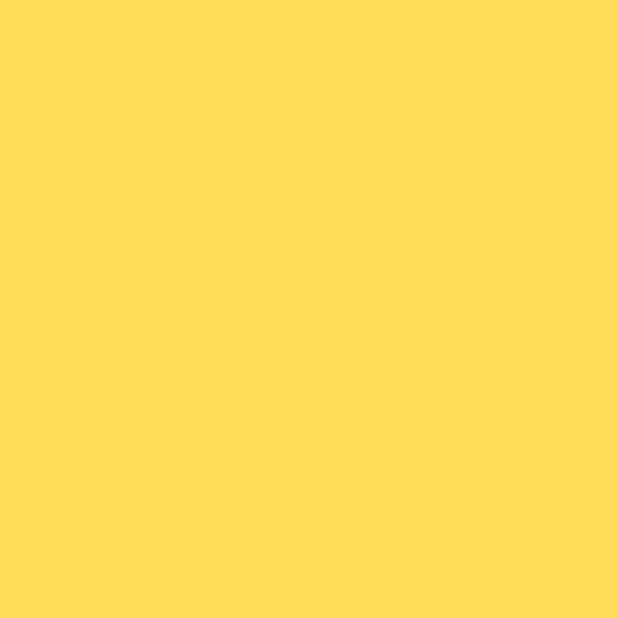
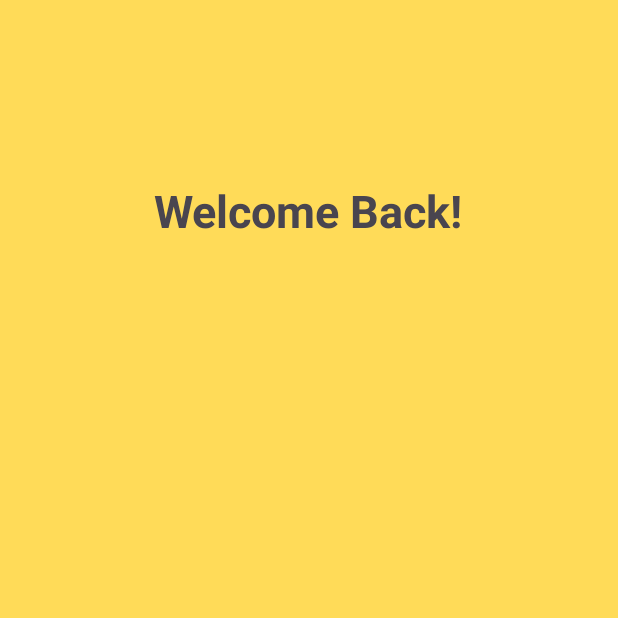
Before and after one commit to Cybertron-Ant/Login_Signup_Page, an Android app: the screen it shows after launch (MainActivity), on a phone screen of 412 x 824 dp, the top half of it. Before the commit the part shown is empty. Run offline under Robolectric (Android 15) with nearby library versions, the phone set to English and light mode, and no system bars.

Commit message:
add TextView for welcoming back with style and alignment

```diff
--- a/app/src/main/res/layout/activity_main.xml
+++ b/app/src/main/res/layout/activity_main.xml
@@ -8,5 +8,17 @@
     tools:context=".MainActivity">
 
 
+    <TextView
+        android:id="@+id/WelcomeBacktv"
+        android:layout_width="wrap_content"
+        android:layout_height="wrap_content"
+        android:text="@string/welcome_back"
+        android:textStyle="bold"
+        android:textSize="30sp"
+        android:gravity="center"
+        android:layout_gravity="center"
+        android:paddingTop="120dp" /> <!-- end Welcome Back -->
+
+
 
 </LinearLayout>
--- a/app/src/main/res/values/strings.xml
+++ b/app/src/main/res/values/strings.xml
@@ -1,3 +1,4 @@
 <resources>
     <string name="app_name">Login_Signup_Page</string>
+    <string name="welcome_back">Welcome Back!</string>
 </resources>
```
